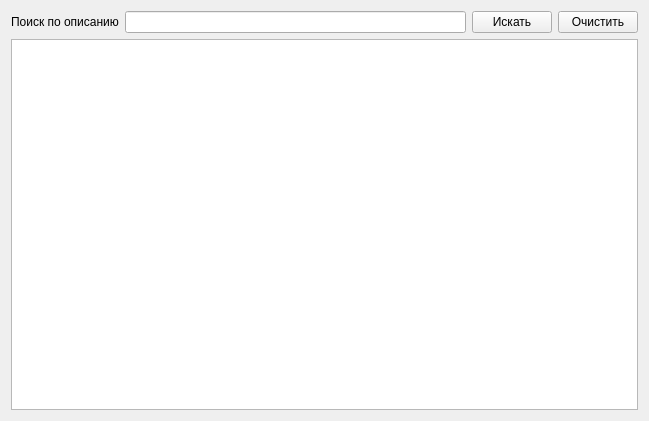
Old version of the form src/mkb10/mainmkb10widget.ui in the repository megakoko/m-system.
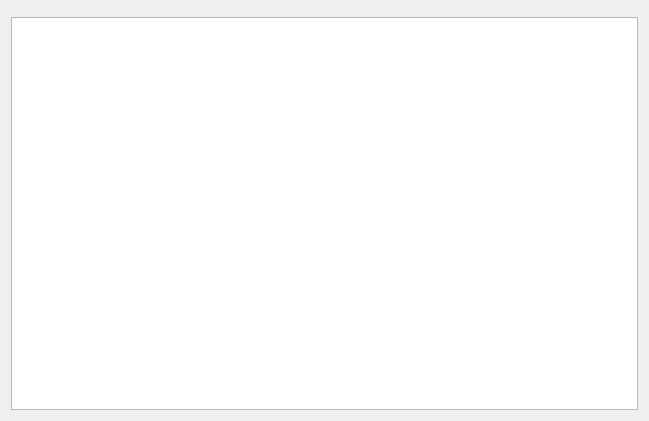
New version of the form. The open tabs and pages were chosen to show the change. Custom widgets are drawn as their Qt base class.

Patch:
```diff
--- a/src/mkb10/mainmkb10widget.ui
+++ b/src/mkb10/mainmkb10widget.ui
@@ -15,32 +15,7 @@
   </property>
   <layout class="QVBoxLayout" name="verticalLayout">
    <item>
-    <layout class="QHBoxLayout" name="horizontalLayout">
-     <item>
-      <widget class="QLabel" name="label">
-       <property name="text">
-        <string>Поиск по описанию</string>
-       </property>
-      </widget>
-     </item>
-     <item>
-      <widget class="QLineEdit" name="m_filter"/>
-     </item>
-     <item>
-      <widget class="QPushButton" name="m_search">
-       <property name="text">
-        <string>Искать</string>
-       </property>
-      </widget>
-     </item>
-     <item>
-      <widget class="QPushButton" name="m_clear">
-       <property name="text">
-        <string>Очистить</string>
-       </property>
-      </widget>
-     </item>
-    </layout>
+    <widget class="SearchWidget" name="m_searchWidget" native="true"/>
    </item>
    <item>
     <widget class="QStackedWidget" name="m_stackedWidget">
@@ -86,6 +61,14 @@
    </item>
   </layout>
  </widget>
+ <customwidgets>
+  <customwidget>
+   <class>SearchWidget</class>
+   <extends>QWidget</extends>
+   <header>../components/searchwidget.h</header>
+   <container>1</container>
+  </customwidget>
+ </customwidgets>
  <resources/>
  <connections/>
 </ui>
```
Left out of the diff: 2 changed lines with no effect on the pictures.
